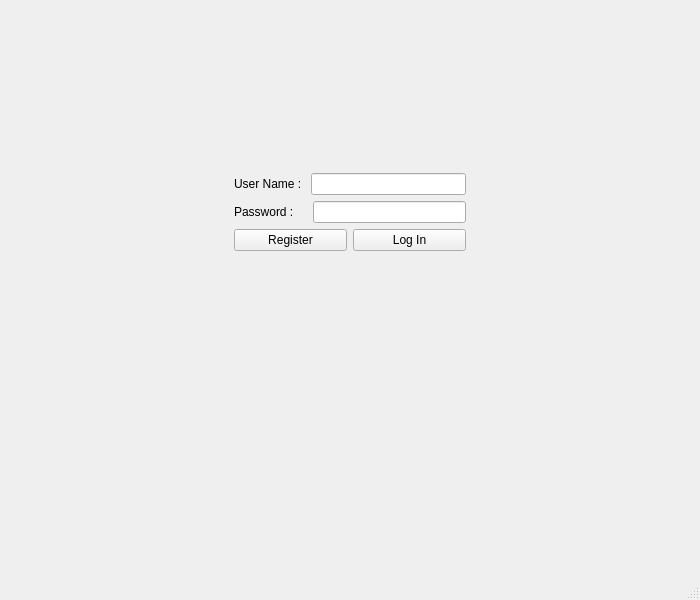
The window that loginwindow.ui (aminfooladi/QSpotify) describes before a commit, drawn with Qt 5.
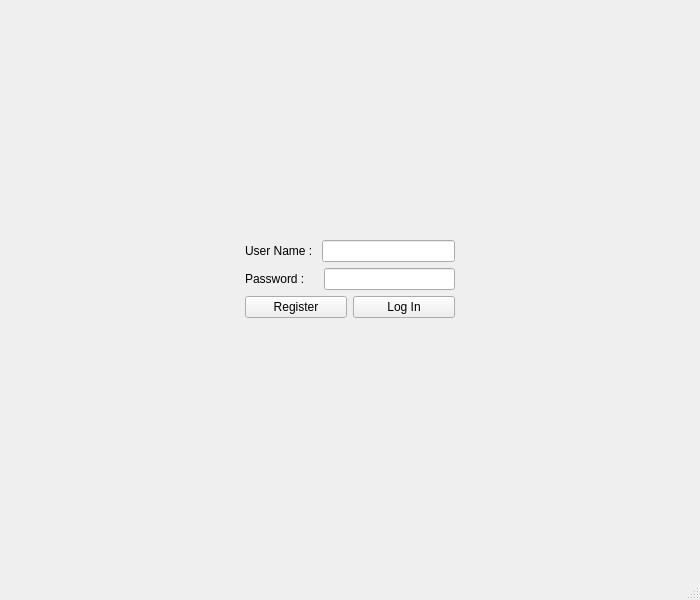
The same window after the commit.

Commit message: updat LoginWindow ui settings

Diff of the .ui file:
```diff
--- a/loginwindow.ui
+++ b/loginwindow.ui
@@ -38,14 +38,14 @@
      <widget class="QWidget" name="widget" native="true">
       <property name="minimumSize">
        <size>
-        <width>250</width>
-        <height>250</height>
+        <width>0</width>
+        <height>0</height>
        </size>
       </property>
       <property name="maximumSize">
        <size>
         <width>500</width>
-        <height>500</height>
+        <height>16777215</height>
        </size>
       </property>
       <layout class="QVBoxLayout" name="verticalLayout_2">
@@ -172,6 +172,9 @@
       <property name="orientation">
        <enum>Qt::Orientation::Vertical</enum>
       </property>
+      <property name="sizeType">
+       <enum>QSizePolicy::Policy::Expanding</enum>
+      </property>
       <property name="sizeHint" stdset="0">
        <size>
         <width>20</width>
@@ -185,6 +188,9 @@
       <property name="orientation">
        <enum>Qt::Orientation::Vertical</enum>
       </property>
+      <property name="sizeType">
+       <enum>QSizePolicy::Policy::Expanding</enum>
+      </property>
       <property name="sizeHint" stdset="0">
        <size>
         <width>20</width>
```
The commit also changes 2 other files.
